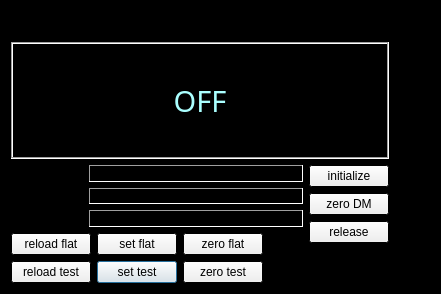
The window that gui/widgets/dmCtrl/dmCtrl.ui (magao-x/MagAOX) describes before a commit, drawn with Qt 5.
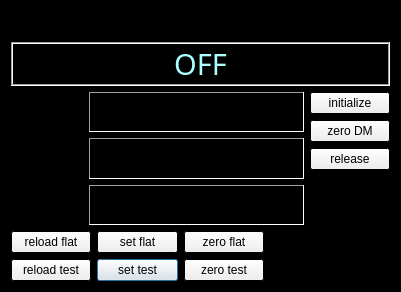
The same window after the commit.

Commit message: made stretchy

```diff
--- a/gui/widgets/dmCtrl/dmCtrl.ui
+++ b/gui/widgets/dmCtrl/dmCtrl.ui
@@ -6,8 +6,8 @@
    <rect>
     <x>0</x>
     <y>0</y>
-    <width>441</width>
-    <height>294</height>
+    <width>401</width>
+    <height>292</height>
    </rect>
   </property>
   <property name="palette">
@@ -77,11 +77,17 @@
   <property name="windowTitle">
    <string>Dialog</string>
   </property>
-  <layout class="QFormLayout" name="formLayout">
+  <layout class="QGridLayout" name="gridLayout">
    <item row="0" column="0">
     <layout class="QVBoxLayout" name="verticalLayout_2">
      <item>
       <widget class="QLabel" name="labelDMName">
+       <property name="sizePolicy">
+        <sizepolicy hsizetype="Preferred" vsizetype="Maximum">
+         <horstretch>0</horstretch>
+         <verstretch>0</verstretch>
+        </sizepolicy>
+       </property>
        <property name="font">
         <font>
          <pointsize>14</pointsize>
@@ -109,7 +115,7 @@
      <item>
       <widget class="QLabel" name="dmStatus">
        <property name="sizePolicy">
-        <sizepolicy hsizetype="MinimumExpanding" vsizetype="MinimumExpanding">
+        <sizepolicy hsizetype="MinimumExpanding" vsizetype="Maximum">
          <horstretch>0</horstretch>
          <verstretch>0</verstretch>
         </sizepolicy>
```
